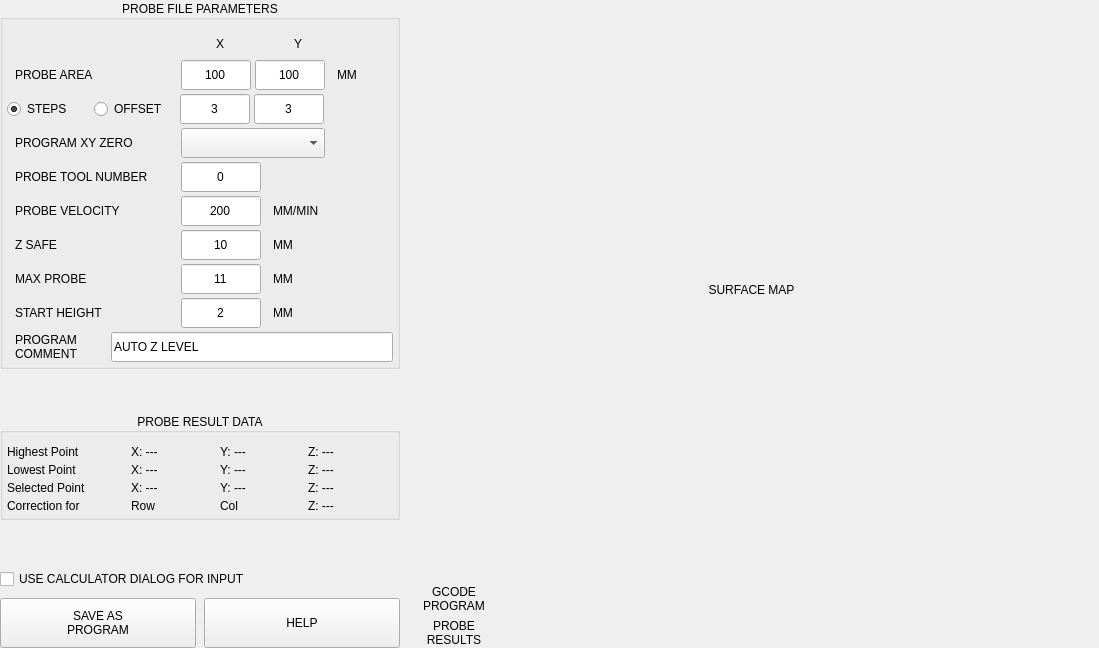
Above: plugins/zlevel.ui from persei802/QtDragon_hd before the change. Below: the same form after it.
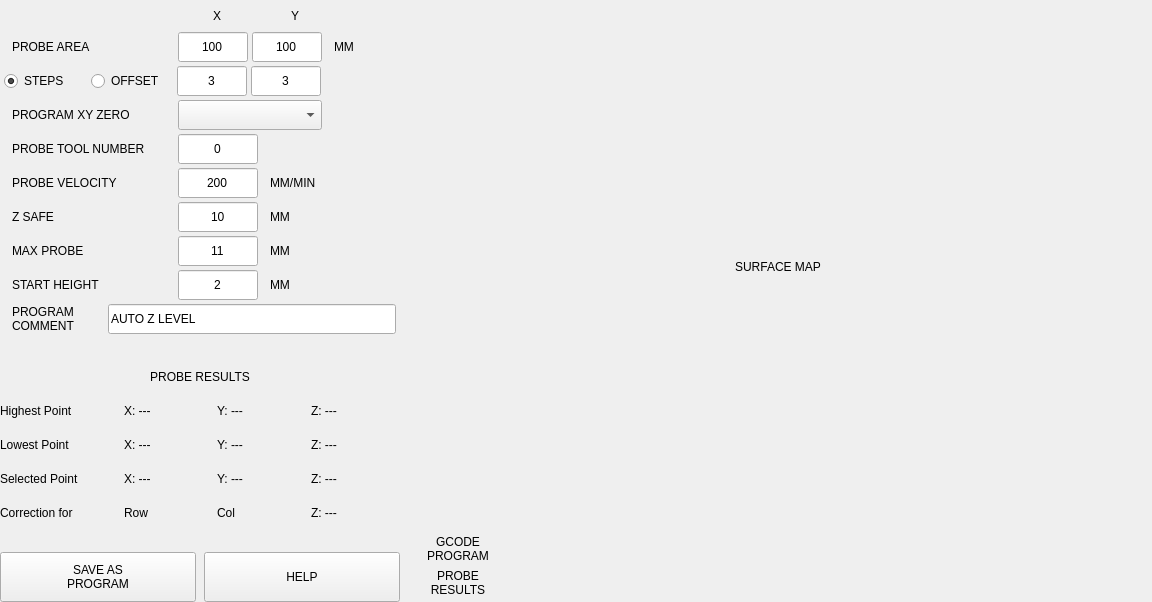
That is the form after the change.

Commit message: all plugins use calculator checkbox from SETTINGS page

```diff
--- a/plugins/zlevel.ui
+++ b/plugins/zlevel.ui
@@ -6,8 +6,8 @@
    <rect>
     <x>0</x>
     <y>0</y>
-    <width>1099</width>
-    <height>648</height>
+    <width>1152</width>
+    <height>602</height>
    </rect>
   </property>
   <property name="sizePolicy">
@@ -42,7 +42,7 @@
     <number>0</number>
    </property>
    <item>
-    <widget class="QFrame" name="frame_parameters">
+    <widget class="QWidget" name="widget_parameters" native="true">
      <property name="minimumSize">
       <size>
        <width>400</width>
@@ -72,7 +72,7 @@
        <number>0</number>
       </property>
       <item>
-       <widget class="QGroupBox" name="groupbox_parameters">
+       <widget class="QWidget" name="widget_parameters" native="true">
         <property name="minimumSize">
          <size>
           <width>0</width>
@@ -85,12 +85,6 @@
           <height>16777215</height>
          </size>
         </property>
-        <property name="title">
-         <string>PROBE FILE PARAMETERS</string>
-        </property>
-        <property name="alignment">
-         <set>Qt::AlignCenter</set>
-        </property>
         <layout class="QVBoxLayout" name="verticalLayout">
          <property name="spacing">
           <number>4</number>
@@ -99,7 +93,7 @@
           <number>4</number>
          </property>
          <property name="topMargin">
-          <number>12</number>
+          <number>4</number>
          </property>
          <property name="rightMargin">
           <number>4</number>
@@ -981,29 +975,27 @@
        </spacer>
       </item>
       <item>
-       <widget class="QGroupBox" name="groupBox_results">
-        <property name="title">
-         <string>PROBE RESULT DATA</string>
+       <widget class="QLabel" name="label_8">
+        <property name="minimumSize">
+         <size>
+          <width>0</width>
+          <height>30</height>
+         </size>
+        </property>
+        <property name="maximumSize">
+         <size>
+          <width>16777215</width>
+          <height>30</height>
+         </size>
+        </property>
+        <property name="text">
+         <string>PROBE RESULTS</string>
         </property>
         <property name="alignment">
          <set>Qt::AlignCenter</set>
         </property>
-        <layout class="QVBoxLayout" name="verticalLayout_4">
-         <property name="spacing">
-          <number>4</number>
-         </property>
-         <property name="leftMargin">
-          <number>4</number>
-         </property>
-         <property name="topMargin">
-          <number>12</number>
-         </property>
-         <property name="rightMargin">
-          <number>4</number>
-         </property>
-         <property name="bottomMargin">
-          <number>4</number>
-         </property>
+       </widget>
+      </item>
          <item>
           <layout class="QHBoxLayout" name="horizontalLayout_16">
            <property name="topMargin">
@@ -1014,13 +1006,13 @@
              <property name="minimumSize">
               <size>
                <width>120</width>
-               <height>0</height>
+            <height>30</height>
               </size>
              </property>
              <property name="maximumSize">
               <size>
                <width>120</width>
-               <height>16777215</height>
+            <height>30</height>
               </size>
              </property>
              <property name="text">
@@ -1061,13 +1053,13 @@
              <property name="minimumSize">
               <size>
                <width>120</width>
-               <height>0</height>
+            <height>30</height>
               </size>
              </property>
              <property name="maximumSize">
               <size>
                <width>120</width>
-               <height>16777215</height>
+            <height>30</height>
               </size>
              </property>
              <property name="text">
@@ -1105,13 +1097,13 @@
              <property name="minimumSize">
               <size>
                <width>120</width>
-               <height>0</height>
+            <height>30</height>
               </size>
              </property>
              <property name="maximumSize">
               <size>
                <width>120</width>
-               <height>16777215</height>
+            <height>30</height>
               </size>
              </property>
              <property name="text">
@@ -1149,13 +1141,13 @@
              <property name="minimumSize">
               <size>
                <width>120</width>
-               <height>0</height>
+            <height>30</height>
               </size>
              </property>
              <property name="maximumSize">
               <size>
                <width>120</width>
-               <height>16777215</height>
+            <height>30</height>
               </size>
              </property>
              <property name="text">
@@ -1198,9 +1190,6 @@
            </item>
           </layout>
          </item>
-        </layout>
-       </widget>
-      </item>
       <item>
        <spacer name="verticalSpacer">
         <property name="orientation">
@@ -1214,31 +1203,6 @@
         </property>
        </spacer>
       </item>
-      <item>
-       <widget class="QCheckBox" name="chk_use_calc">
-        <property name="sizePolicy">
-         <sizepolicy hsizetype="Preferred" vsizetype="Preferred">
-          <horstretch>0</horstretch>
-          <verstretch>0</verstretch>
-         </sizepolicy>
-        </property>
-        <property name="minimumSize">
-         <size>
-          <width>0</width>
-          <height>30</height>
-         </size>
-        </property>
-        <property name="maximumSize">
-         <size>
-          <width>16777215</width>
-          <height>30</height>
-         </size>
-        </property>
-        <property name="text">
-         <string>USE CALCULATOR DIALOG FOR INPUT</string>
-        </property>
-       </widget>
-      </item>
       <item>
        <layout class="QHBoxLayout" name="layout_buttons">
         <property name="spacing">
@@ -1308,11 +1272,17 @@
      <property name="spacing">
       <number>4</number>
      </property>
+     <property name="leftMargin">
+      <number>4</number>
+     </property>
      <property name="topMargin">
-      <number>0</number>
+      <number>4</number>
      </property>
      <property name="rightMargin">
-      <number>0</number>
+      <number>4</number>
+     </property>
+     <property name="bottomMargin">
+      <number>4</number>
      </property>
      <item>
       <widget class="QLabel" name="label_11">
```
Lines whose indentation alone changed are shown as unchanged. The commit also changes 14 other files.
